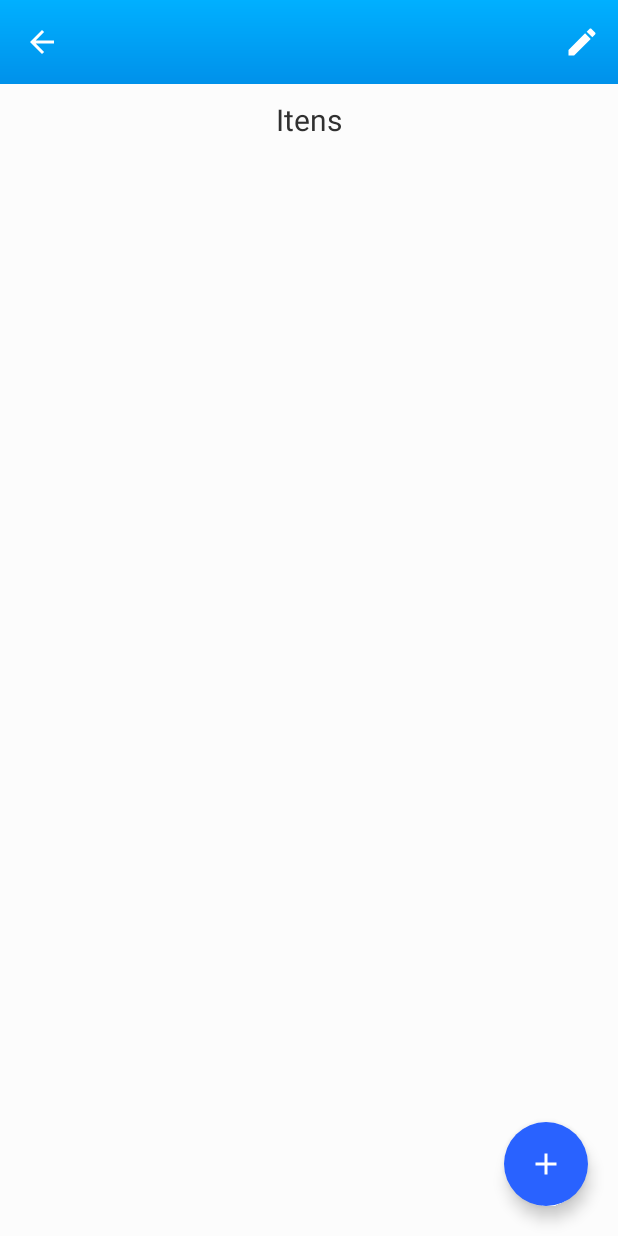
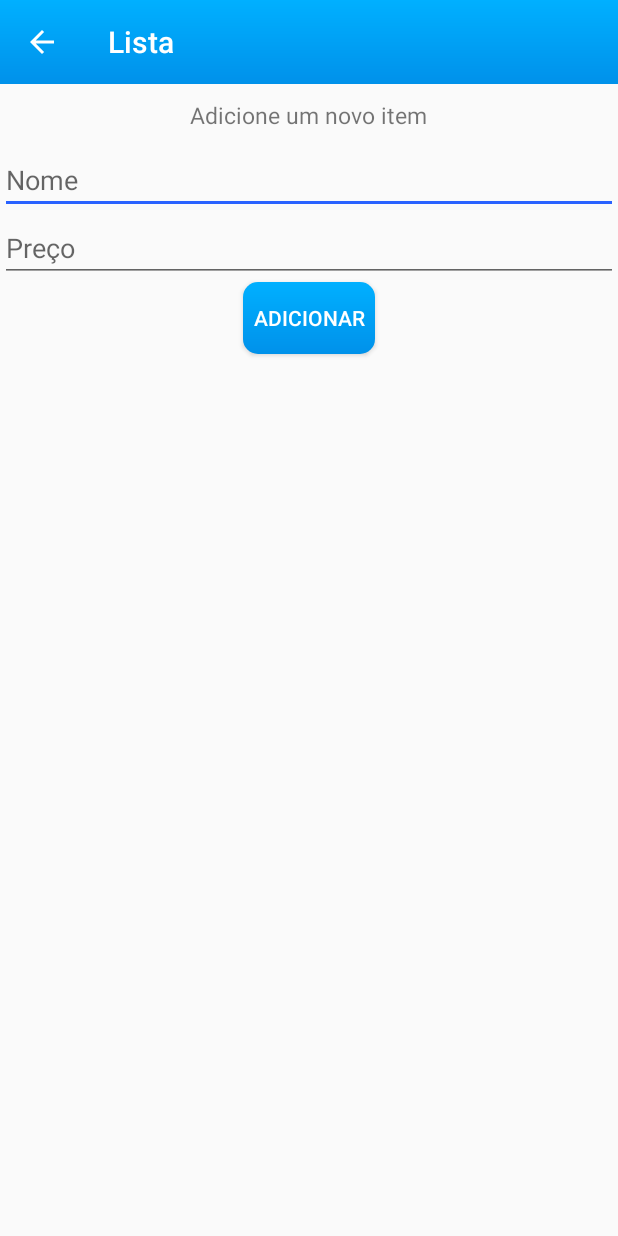
Before and after one commit to rodrigoosoares/Lista, an Android app: the SelectedListActivity screen opened directly, with no data from a screen before it, after a tap on an icon or button, on a phone screen of 412 x 824 dp. Run offline under Robolectric (Android 15) with nearby library versions, the phone set to English and light mode, and no system bars; 5 statements that could not run were skipped.

Commit message:
Income value add, AddItemPage created

```diff
--- /dev/null
+++ b/app/src/main/java/com/rodrigo/soares/lista/activities/AddItemActivity.kt
@@ -0,0 +1,40 @@
+package com.rodrigo.soares.lista.activities
+
+import android.support.v7.app.AppCompatActivity
+import android.os.Bundle
+import com.rodrigo.soares.lista.R
+import com.rodrigo.soares.lista.database.DBConnection
+import com.rodrigo.soares.lista.models.Lista
+import com.rodrigo.soares.lista.presenters.AddItemPresenter
+import kotlinx.android.synthetic.main.activity_add_item.*
+import kotlinx.android.synthetic.main.toolbar_layout.*
+
+class AddItemActivity : AppCompatActivity() {
+
+    private val SELECTED_LIST_EXTRA = "selectedList"
+
+    private var mPresenter: AddItemPresenter? = null
+    private var mConnection: DBConnection? = null
+
+    override fun onCreate(savedInstanceState: Bundle?) {
+        super.onCreate(savedInstanceState)
+
+        setUp()
+    }
+
+    fun setUp(){
+        setContentView(R.layout.activity_add_item)
+        setSupportActionBar(toolbar)
+        supportActionBar?.setDisplayHomeAsUpEnabled(true)
+        supportActionBar?.setDisplayShowHomeEnabled(true)
+
+        mPresenter = AddItemPresenter(this)
+        mConnection = DBConnection(this)
+        val selectedList = intent.getSerializableExtra(SELECTED_LIST_EXTRA) as Lista
+
+        btnAddItem.setOnClickListener {
+            mPresenter!!.saveItem(mConnection!!, selectedList)
+        }
+
+    }
+}
--- a/app/src/main/java/com/rodrigo/soares/lista/activities/SelectedListActivity.kt
+++ b/app/src/main/java/com/rodrigo/soares/lista/activities/SelectedListActivity.kt
@@ -17,7 +17,7 @@ import com.rodrigo.soares.lista.extensions.setNightMode
 import com.rodrigo.soares.lista.models.Item
 import com.rodrigo.soares.lista.models.Lista
 import com.rodrigo.soares.lista.presenters.SelectedListPresenter
-import kotlinx.android.synthetic.main.activity_lista_selecionada.*
+import kotlinx.android.synthetic.main.activity_selected_list.*
 import kotlinx.android.synthetic.main.toolbar_layout.*
 
 class SelectedListActivity : AppCompatActivity() {
@@ -45,6 +45,11 @@ class SelectedListActivity : AppCompatActivity() {
             val listaEditada = data?.getSerializableExtra(EditListActivity.EDITED_LIST_EXTRA_STRING) as Lista
             mPresenter?.attListaInfo(listaEditada)
         }
+    }
+
+    override fun onResume() {
+        super.onResume()
+        attListItems()
     }
 
     override fun onCreateOptionsMenu(menu: Menu?): Boolean {
@@ -77,7 +82,7 @@ class SelectedListActivity : AppCompatActivity() {
     override fun onContextItemSelected(item: MenuItem?): Boolean {
         when(item?.itemId){
             R.id.item_menu_descricao -> {
-                mPresenter?.openKeyBoard()
+                //mPresenter?.openKeyBoard()
                 return true
             }
             R.id.item_menu_deletar -> {
@@ -91,9 +96,8 @@ class SelectedListActivity : AppCompatActivity() {
         }
         return false
     }
-
     private fun setUp(){
-        setContentView(R.layout.activity_lista_selecionada)
+        setContentView(R.layout.activity_selected_list)
         setSupportActionBar(toolbar)
 
         supportActionBar?.setDisplayHomeAsUpEnabled(true)
@@ -111,19 +115,8 @@ class SelectedListActivity : AppCompatActivity() {
         lvItens.adapter = mAdapter
         registerForContextMenu(lvItens)
 
-        mPresenter?.toggleViewsVisibilityEvent()
-
         fabAddItem.setOnClickListener {
-            mPresenter?.openKeyBoard()
-        }
-
-        etNomeItem.setOnKeyListener { _, keyCode, keyEvent ->
-            mPresenter?.etNomeItemOnKeyEvent(keyCode, keyEvent)!!
-        }
-
-        btnAddItem.setOnClickListener {
-            mPresenter!!.addItem(Item(etNomeItem.text.toString().trim(), "", selectedList?.id))
-            attListItems()
+            mPresenter?.toAddItemPage()
         }
     }
 
--- a/app/src/main/java/com/rodrigo/soares/lista/presenters/SelectedListPresenter.kt
+++ b/app/src/main/java/com/rodrigo/soares/lista/presenters/SelectedListPresenter.kt
@@ -1,48 +1,19 @@
 package com.rodrigo.soares.lista.presenters
 
-import android.content.Context
-import android.view.KeyEvent
-import android.view.View
-import android.view.inputmethod.InputMethodManager
-import com.rodrigo.soares.lista.R
+import android.content.Intent
+import com.rodrigo.soares.lista.activities.AddItemActivity
 import com.rodrigo.soares.lista.activities.SelectedListActivity
 import com.rodrigo.soares.lista.dao.impl.ItemDAO
-import com.rodrigo.soares.lista.models.Item
 import com.rodrigo.soares.lista.models.Lista
-import kotlinx.android.synthetic.main.activity_lista_selecionada.*
-import net.yslibrary.android.keyboardvisibilityevent.KeyboardVisibilityEvent
 
 class SelectedListPresenter(val activity: SelectedListActivity) {
 
-    var inputManager: InputMethodManager? = null
+    private val SELECTED_LIST_EXTRA = "selectedList"
 
-    fun openKeyBoard(){
-        inputManager = activity.getSystemService(Context.INPUT_METHOD_SERVICE) as InputMethodManager
-        inputManager?.toggleSoftInput(InputMethodManager.SHOW_FORCED, 0)
-    }
-
-    fun toggleViewsVisibilityEvent(){
-        KeyboardVisibilityEvent.setEventListener(activity) {
-            if(activity.etNomeItem.visibility == View.VISIBLE && activity.btnAddItem.visibility == View.VISIBLE) {
-                activity.fabAddItem.show()
-                activity.etNomeItem.visibility = View.INVISIBLE
-                activity.btnAddItem.visibility = View.INVISIBLE
-            }
-            else if(activity.etNomeItem.visibility == View.INVISIBLE && activity.btnAddItem.visibility == View.INVISIBLE){
-                activity.fabAddItem.hide()
-                activity.etNomeItem.visibility = View.VISIBLE
-                activity.btnAddItem.visibility = View.VISIBLE
-                activity.etNomeItem.requestFocus()
-            }
-        }
-    }
-
-    fun addItem(item: Item){
-        if(item.titulo=="")
-            item.titulo = activity.resources.getString(R.string.novo_item_branco)
-        activity.getItemDAO()!!.save(item)
-        inputManager?.toggleSoftInput(InputMethodManager.HIDE_IMPLICIT_ONLY, 0)
-        activity.etNomeItem.setText("")
+    fun toAddItemPage(){
+        val intent = Intent(activity, AddItemActivity::class.java)
+        intent.putExtra(SELECTED_LIST_EXTRA, activity.getSelectedList())
+        activity.startActivity(intent)
     }
 
     fun getAllItems(itemDao: ItemDAO, selectedList: Lista) = itemDao.getAllByIdLista(selectedList.id!!)
@@ -50,13 +21,50 @@ class SelectedListPresenter(val activity: SelectedListActivity) {
     fun attListaInfo(lista: Lista){
         activity.supportActionBar?.title = lista.titulo
     }
+}
 
-    fun etNomeItemOnKeyEvent(keyCode: Int, keyEvent: KeyEvent): Boolean{
-        if (keyEvent.action == KeyEvent.ACTION_DOWN && keyCode == KeyEvent.KEYCODE_ENTER) {
-            addItem(Item(activity.etNomeItem.text.toString().trim(), "", activity.getSelectedList().id))
-            activity.attListItems()
-            return true
-        }
-        return false
-    }
-}
+
+
+
+
+
+
+
+
+
+
+
+
+
+
+
+
+
+
+
+
+
+
+
+
+
+//    fun openKeyBoard(){
+//        inputManager = activity.getSystemService(Context.INPUT_METHOD_SERVICE) as InputMethodManager
+//        inputManager?.toggleSoftInput(InputMethodManager.SHOW_FORCED, 0)
+//    }
+//
+//    fun toggleViewsVisibilityEvent(){
+//        KeyboardVisibilityEvent.setEventListener(activity) {
+//            if(activity.etNomeItem.visibility == View.VISIBLE && activity.btnAddItem.visibility == View.VISIBLE) {
+//                activity.fabAddItem.show()
+//                activity.etNomeItem.visibility = View.INVISIBLE
+//                activity.btnAddItem.visibility = View.INVISIBLE
+//            }
+//            else if(activity.etNomeItem.visibility == View.INVISIBLE && activity.btnAddItem.visibility == View.INVISIBLE){
+//                activity.fabAddItem.hide()
+//                activity.etNomeItem.visibility = View.VISIBLE
+//                activity.btnAddItem.visibility = View.VISIBLE
+//                activity.etNomeItem.requestFocus()
+//            }
+//        }
+//    }
--- /dev/null
+++ b/app/src/main/res/layout/activity_add_item.xml
@@ -0,0 +1,47 @@
+<?xml version="1.0" encoding="utf-8"?>
+<RelativeLayout
+        xmlns:android="http://schemas.android.com/apk/res/android"
+        xmlns:tools="http://schemas.android.com/tools"
+        xmlns:app="http://schemas.android.com/apk/res-auto"
+        android:layout_width="match_parent"
+        android:layout_height="match_parent"
+        tools:context=".activities.AddItemActivity">
+
+    <include layout="@layout/toolbar_layout"/>
+
+    <TextView android:id="@+id/tvAddItemTitle"
+              android:layout_width="wrap_content"
+              android:layout_height="wrap_content"
+              android:layout_centerHorizontal="true"
+              android:layout_below="@+id/toolbar"
+              android:layout_margin="10dp"
+              android:textSize="15sp"
+              android:text="Adicione um novo item"
+    />
+
+    <EditText android:id="@+id/etItemName"
+              android:layout_width="match_parent"
+              android:layout_height="wrap_content"
+              android:layout_below="@+id/tvAddItemTitle"
+              android:hint="Nome"
+    />
+
+    <EditText android:id="@+id/etItemPrice"
+              android:layout_width="match_parent"
+              android:layout_height="wrap_content"
+              android:layout_below="@+id/etItemName"
+              android:hint="Preço"
+    />
+
+    <Button android:id="@+id/btnAddItem"
+            android:layout_width="wrap_content"
+            android:layout_height="wrap_content"
+            android:layout_below="@+id/etItemPrice"
+            android:layout_centerHorizontal="true"
+            android:background="@drawable/button_gradient"
+            android:textColor="@android:color/white"
+            android:text="Adicionar"
+    />
+
+
+</RelativeLayout>
--- a/app/src/main/res/layout/activity_main.xml
+++ b/app/src/main/res/layout/activity_main.xml
@@ -16,9 +16,7 @@
               android:layout_width="wrap_content"
               android:layout_height="wrap_content"
               android:layout_below="@id/toolbar"
-              android:layout_margin="10dp"
-              android:text="Renda: R$ 1500,00"
-    />
+              android:layout_margin="10dp"/>
 
     <android.support.v7.widget.RecyclerView android:id="@+id/rvLists"
                                             android:layout_width="match_parent"
--- a/build.gradle
+++ b/build.gradle
@@ -8,7 +8,7 @@ buildscript {
 
     }
     dependencies {
-        classpath 'com.android.tools.build:gradle:3.3.2'
+        classpath 'com.android.tools.build:gradle:3.4.0'
         classpath "org.jetbrains.kotlin:kotlin-gradle-plugin:$kotlin_version"
         // NOTE: Do not place your application dependencies here; they belong
         // in the individual module build.gradle files
```
Also changed, not shown: app/src/main/AndroidManifest.xml (+6 -2 lines), app/src/main/java/com/rodrigo/soares/lista/activities/MainPageActivity.kt (+1 -11 lines), app/src/main/java/com/rodrigo/soares/lista/adapters/ReclyclerViewListsAdapter.kt (+8 -3 lines), app/src/main/java/com/rodrigo/soares/lista/dao/impl/ItemDAO.kt (+13 -13 lines), app/src/main/java/com/rodrigo/soares/lista/models/Item.kt (+4 -4 lines), app/src/main/java/com/rodrigo/soares/lista/presenters/AddItemPresenter.kt (added, +19 -0 lines), app/src/main/java/com/rodrigo/soares/lista/presenters/MainPagePresenter.kt (+6 -3 lines), app/src/main/res/layout/row_listas_pagina_principal.xml (+13 -5 lines), app/src/main/res/layout/activity_selected_list.xml (renamed from app/src/main/res/layout/activity_lista_selecionada.xml), gradle/wrapper/gradle-wrapper.properties.
